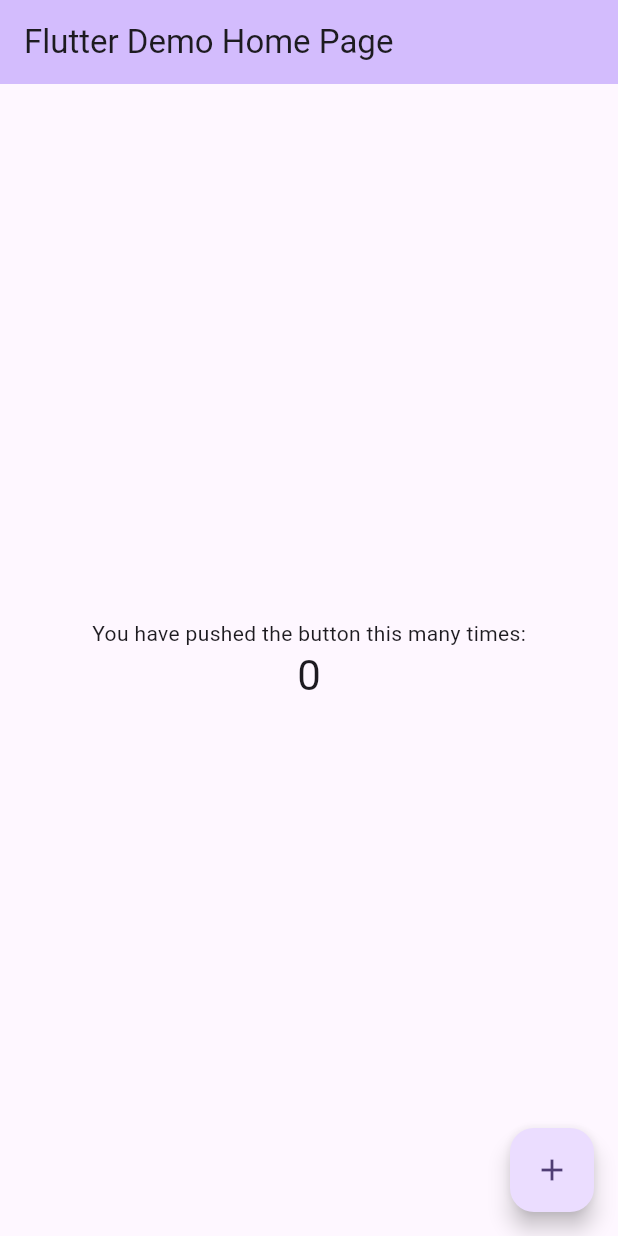
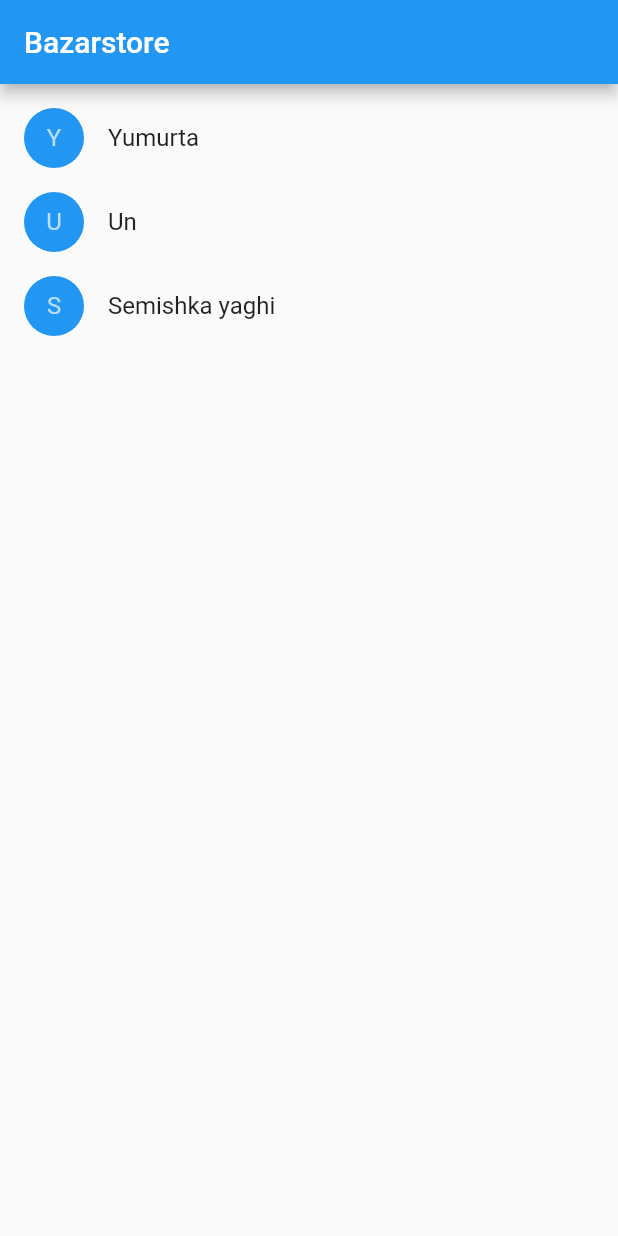
Before and after one commit to parladev/budgetlee, a Flutter app: the screen it shows after launch, on a phone screen of 412 x 824 dp. Run offline on Flutter 3.47's test engine with Material 2 defaults, Android fonts, the phone set to English and light mode, and no system bars.

Commit message:
Working with Lists & managing states

```diff
--- /dev/null
+++ b/lib/listItems.dart
@@ -0,0 +1,112 @@
+import 'package:flutter/material.dart';
+
+class Product {
+  const Product({required this.name});
+
+  final String name;
+}
+
+typedef CartChangedCallback = Function(Product product, bool inCart);
+
+class ShoppingListItem extends StatelessWidget {
+  ShoppingListItem({
+    required this.product,
+    required this.inCart,
+    required this.onCartChanged,
+  }) : super(key: ObjectKey(product));
+
+  final Product product;
+  final bool inCart;
+  final CartChangedCallback onCartChanged;
+
+  Color _getColor(BuildContext context) {
+    // The theme depends on the BuildContext because different
+    // parts of the tree can have different themes.
+    // The BuildContext indicates where the build is
+    // taking place and therefore which theme to use.
+
+    return inCart //
+        ? Colors.black54
+        : Theme.of(context).primaryColor;
+  }
+
+  TextStyle? _getTextStyle(BuildContext context) {
+    if (!inCart) return null;
+
+    return const TextStyle(
+      color: Colors.black54,
+      decoration: TextDecoration.lineThrough,
+    );
+  }
+
+  @override
+  Widget build(BuildContext context) {
+    return ListTile(
+      onTap: () {
+        onCartChanged(product, inCart);
+      },
+      leading: CircleAvatar(
+        backgroundColor: _getColor(context),
+        child: Text(product.name[0]),
+      ),
+      title: Text(
+        product.name,
+        style: _getTextStyle(context),
+      ),
+    );
+  }
+}
+
+class ShoppingList extends StatefulWidget {
+  const ShoppingList({required this.products, super.key});
+
+  final List<Product> products;
+
+  // The framework calls createState the first time
+  // a widget appears at a given location in the tree.
+  // If the parent rebuilds and uses the same type of
+  // widget (with the same key), the framework re-uses
+  // the State object instead of creating a new State object.
+
+  @override
+  State<ShoppingList> createState() => _ShoppingListState();
+}
+
+class _ShoppingListState extends State<ShoppingList> {
+  final _shoppingCart = <Product>{};
+
+  void _handleCartChanged(Product product, bool inCart) {
+    setState(() {
+      // When a user changes what's in the cart, you need
+      // to change _shoppingCart inside a setState call to
+      // trigger a rebuild.
+      // The framework then calls build, below,
+      // which updates the visual appearance of the app.
+
+      if (!inCart) {
+        _shoppingCart.add(product);
+      } else {
+        _shoppingCart.remove(product);
+      }
+    });
+  }
+
+  @override
+  Widget build(BuildContext context) {
+    return Scaffold(
+      appBar: AppBar(
+        title: const Text('Bazarstore'),
+      ),
+      body: ListView(
+        padding: const EdgeInsets.symmetric(vertical: 8.0),
+        children: widget.products.map((product) {
+          return ShoppingListItem(
+            product: product,
+            inCart: _shoppingCart.contains(product),
+            onCartChanged: _handleCartChanged,
+          );
+        }).toList(),
+      ),
+    );
+  }
+}
--- a/lib/main.dart
+++ b/lib/main.dart
@@ -1,125 +1,16 @@
 import 'package:flutter/material.dart';
 
+import 'listItems.dart';
+
 void main() {
-  runApp(const MyApp());
+  runApp(const MaterialApp(
+    title: 'Shopping App',
+    home: ShoppingList(
+      products: [
+        Product(name: 'Yumurta'),
+        Product(name: 'Un'),
+        Product(name: 'Semishka yaghi'),
+      ],
+    ),
+  ));
 }
-
-class MyApp extends StatelessWidget {
-  const MyApp({super.key});
-
-  // This widget is the root of your application.
-  @override
-  Widget build(BuildContext context) {
-    return MaterialApp(
-      title: 'Flutter Demo',
-      theme: ThemeData(
-        // This is the theme of your application.
-        //
-        // TRY THIS: Try running your application with "flutter run". You'll see
-        // the application has a blue toolbar. Then, without quitting the app,
-        // try changing the seedColor in the colorScheme below to Colors.green
-        // and then invoke "hot reload" (save your changes or press the "hot
-        // reload" button in a Flutter-supported IDE, or press "r" if you used
-        // the command line to start the app).
-        //
-        // Notice that the counter didn't reset back to zero; the application
-        // state is not lost during the reload. To reset the state, use hot
-        // restart instead.
-        //
-        // This works for code too, not just values: Most code changes can be
-        // tested with just a hot reload.
-        colorScheme: ColorScheme.fromSeed(seedColor: Colors.deepPurple),
-        useMaterial3: true,
-      ),
-      home: const MyHomePage(title: 'Flutter Demo Home Page'),
-    );
-  }
-}
-
-class MyHomePage extends StatefulWidget {
-  const MyHomePage({super.key, required this.title});
-
-  // This widget is the home page of your application. It is stateful, meaning
-  // that it has a State object (defined below) that contains fields that affect
-  // how it looks.
-
-  // This class is the configuration for the state. It holds the values (in this
-  // case the title) provided by the parent (in this case the App widget) and
-  // used by the build method of the State. Fields in a Widget subclass are
-  // always marked "final".
-
-  final String title;
-
-  @override
-  State<MyHomePage> createState() => _MyHomePageState();
-}
-
-class _MyHomePageState extends State<MyHomePage> {
-  int _counter = 0;
-
-  void _incrementCounter() {
-    setState(() {
-      // This call to setState tells the Flutter framework that something has
-      // changed in this State, which causes it to rerun the build method below
-      // so that the display can reflect the updated values. If we changed
-      // _counter without calling setState(), then the build method would not be
-      // called again, and so nothing would appear to happen.
-      _counter++;
-    });
-  }
-
-  @override
-  Widget build(BuildContext context) {
-    // This method is rerun every time setState is called, for instance as done
-    // by the _incrementCounter method above.
-    //
-    // The Flutter framework has been optimized to make rerunning build methods
-    // fast, so that you can just rebuild anything that needs updating rather
-    // than having to individually change instances of widgets.
-    return Scaffold(
-      appBar: AppBar(
-        // TRY THIS: Try changing the color here to a specific color (to
-        // Colors.amber, perhaps?) and trigger a hot reload to see the AppBar
-        // change color while the other colors stay the same.
-        backgroundColor: Theme.of(context).colorScheme.inversePrimary,
-        // Here we take the value from the MyHomePage object that was created by
-        // the App.build method, and use it to set our appbar title.
-        title: Text(widget.title),
-      ),
-      body: Center(
-        // Center is a layout widget. It takes a single child and positions it
-        // in the middle of the parent.
-        child: Column(
-          // Column is also a layout widget. It takes a list of children and
-          // arranges them vertically. By default, it sizes itself to fit its
-          // children horizontally, and tries to be as tall as its parent.
-          //
-          // Column has various properties to control how it sizes itself and
-          // how it positions its children. Here we use mainAxisAlignment to
-          // center the children vertically; the main axis here is the vertical
-          // axis because Columns are vertical (the cross axis would be
-          // horizontal).
-          //
-          // TRY THIS: Invoke "debug painting" (choose the "Toggle Debug Paint"
-          // action in the IDE, or press "p" in the console), to see the
-          // wireframe for each widget.
-          mainAxisAlignment: MainAxisAlignment.center,
-          children: <Widget>[
-            const Text(
-              'You have pushed the button this many times:',
-            ),
-            Text(
-              '$_counter',
-              style: Theme.of(context).textTheme.headlineMedium,
-            ),
-          ],
-        ),
-      ),
-      floatingActionButton: FloatingActionButton(
-        onPressed: _incrementCounter,
-        tooltip: 'Increment',
-        child: const Icon(Icons.add),
-      ), // This trailing comma makes auto-formatting nicer for build methods.
-    );
-  }
-}
```
Also changed, not shown: 1 other file.
